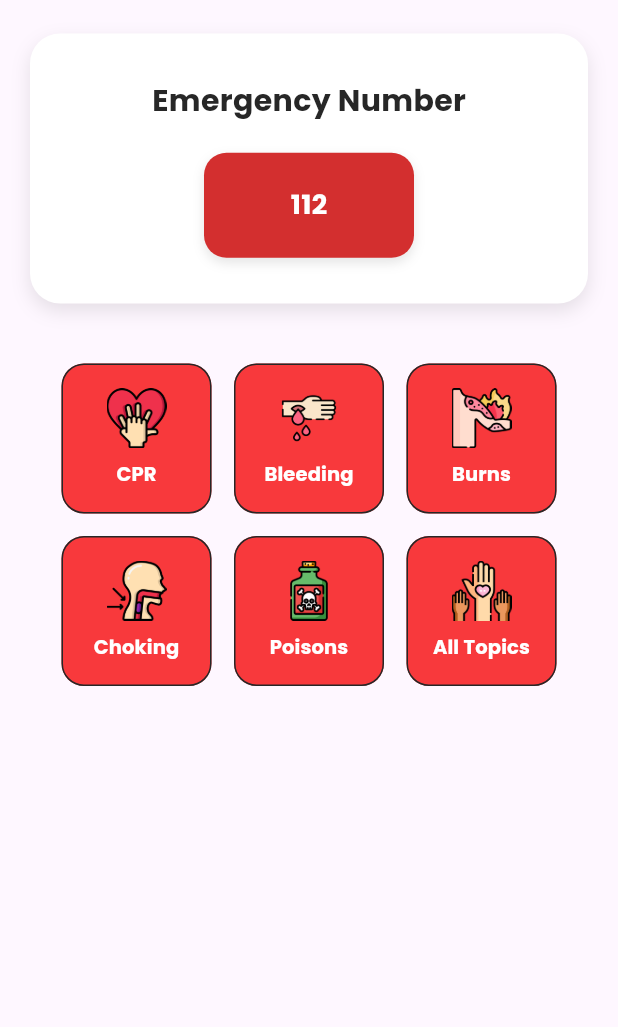
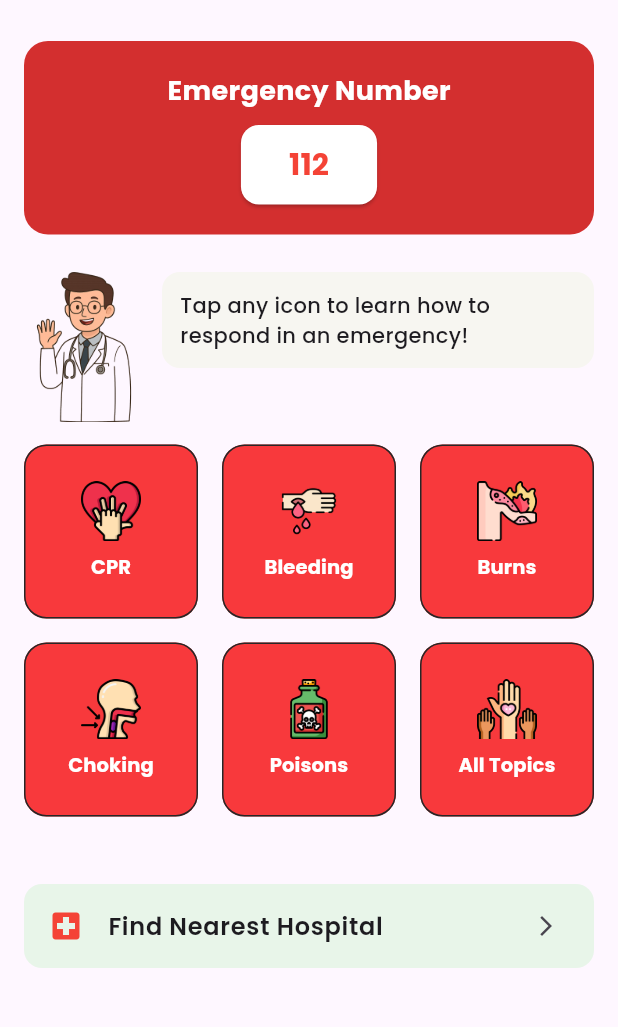
Before and after one commit to yvhiku/psu-first-aid-app, a Flutter app: the HomeScreen screen opened directly, on a phone screen of 412 x 824 dp, the part 73-1100 px from its top. Run offline on Flutter 3.47's test engine with Material 3 defaults, Android fonts, the phone set to English and light mode, and no system bars; our stand-ins replace cloud_firestore, country_picker, firebase_auth, firebase_core, firebase_storage, get and 6 more; missing offline and left inert: firebase_app_check; accounts and stored records are empty.

Commit message:
finished home screen

```diff
--- a/lib/l10n/intl_ar.arb
+++ b/lib/l10n/intl_ar.arb
@@ -9,6 +9,9 @@
     "topics": "المواضيع",
     "saved": "المحفوظات",
     "profile": "الملف الشخصي",
+  "couldNotLaunchMaps": "تعذر فتح خرائط ياندكس أو خرائط جوجل.",
+  "findNearestHospital": "ابحث عن أقرب مستشفى",
+     "doctor": "اضغط على أيقونة لتتعلم كيفية التصرف في حالة الطوارئ!",
     "tWelcomeTitle": "مرحبًا بكم في الإسعافات الأولية PGU",
     "tWelcomeSubTitle": "دليلك السريع للإسعافات الأولية والرعاية الطارئة!",
     "tLogin": "تسجيل الدخول",
--- a/lib/l10n/intl_en.arb
+++ b/lib/l10n/intl_en.arb
@@ -4,6 +4,9 @@
     "topics": "Topics",
     "saved": "Saved",
     "profile": "Profile",
+    "findNearestHospital": "Find Nearest Hospital",
+  "couldNotLaunchMaps": "Could not launch Yandex or Google Maps.",
+    "doctor": "Tap any icon to learn how to respond in an emergency!",
   "selectLanguage": "Select Language",
   "chooseYourLanguage": "Choose Your Language",
   "languageSelectionDescription": "Please select your preferred language for the app",
--- a/lib/l10n/intl_ru.arb
+++ b/lib/l10n/intl_ru.arb
@@ -9,6 +9,9 @@
     "topics": "Темы",
     "saved": "Сохранённое",
     "profile": "Профиль",
+    "couldNotLaunchMaps": "Не удалось открыть Яндекс.Карты или Google Карты.",
+    "findNearestHospital": "Найти ближайшую больницу",
+    "doctor": "Нажмите на любую иконку, чтобы узнать, как действовать в экстренной ситуации!",
     "tWelcomeTitle": "Добро пожаловать в PGU First Aid",
     "tWelcomeSubTitle": "Ваше краткое руководство по первой помощи и экстренной помощи!",
     "tLogin": "Войти",
--- a/lib/src/features/core/screens/home/home_page.dart
+++ b/lib/src/features/core/screens/home/home_page.dart
@@ -18,106 +18,79 @@ class HomeScreen extends StatelessWidget {
   @override
   Widget build(BuildContext context) {
     final height = MediaQuery.of(context).size.height;
+
     return Scaffold(appBar: _buildAppBar(height), body: _buildBody(context));
   }
 
   AppBar _buildAppBar(double height) {
     return AppBar(
-      // leading: const Icon(Icons.menu, color: Color.fromARGB(255, 139, 47, 49)),
       title: IconButton(
         onPressed: () {},
         icon: Image(image: AssetImage(tLogo), height: height * 0.05),
       ),
       centerTitle: true,
       elevation: 0,
-      actions: [
-        Container(
-          margin: const EdgeInsets.only(right: 20, top: 7),
-          decoration: BoxDecoration(
-            borderRadius: BorderRadius.circular(10),
-            color: tCardBgColor,
-          ),
-        ),
-      ],
     );
   }
 
   Widget _buildBody(BuildContext context) {
     return SingleChildScrollView(
-      child: Center(
+      child: Padding(
+        padding: const EdgeInsets.symmetric(horizontal: 16.0),
         child: Column(
           children: [
-            _buildEmergencyCallContainer(context),
-            const SizedBox(height: 25.0),
-            _buildFirstButtonRow(context),
-            const SizedBox(height: 15.0),
-            _buildSecondButtonRow(context),
+            const SizedBox(height: 20),
+            _buildEmergencyCallSection(context),
+            const SizedBox(height: 25),
+            _buildDoctorGuide(context),
+            const SizedBox(height: 15),
+            _buildTopicGrid(context),
+            const SizedBox(height: 25),
+            _buildHospitalFinder(context),
+            // _buildDailyTip(),
+            const SizedBox(height: 20),
           ],
         ),
       ),
     );
   }
 
-  Widget _buildEmergencyCallContainer(BuildContext context) {
+  Widget _buildEmergencyCallSection(BuildContext context) {
     return Container(
-      margin: const EdgeInsets.symmetric(horizontal: 20, vertical: 15),
-      padding: const EdgeInsets.all(25),
       width: double.infinity,
-      constraints: BoxConstraints(minHeight: 180),
+      padding: const EdgeInsets.symmetric(vertical: 20),
       decoration: BoxDecoration(
-        color: Colors.white,
-        borderRadius: BorderRadius.circular(20),
-        boxShadow: [
-          BoxShadow(
-            color: Colors.black.withOpacity(0.1),
-            blurRadius: 10,
-            offset: const Offset(0, 5),
-          ),
-        ],
+        color: Colors.red[700],
+        borderRadius: BorderRadius.circular(16),
       ),
       child: Column(
-        mainAxisAlignment: MainAxisAlignment.center,
         children: [
           Text(
             S.of(context).tEmergencyNum,
-            style: TextStyle(
-              fontSize: 20,
+            style: const TextStyle(
+              color: Colors.white,
+              fontSize: 18,
+              fontFamily: "Poppins",
               fontWeight: FontWeight.bold,
-              fontFamily: 'Poppins',
-              color: tSecondaryColor,
             ),
           ),
-          const SizedBox(height: 20),
-          Container(
-            width: 140,
-            height: 70,
-            decoration: BoxDecoration(
-              color: Colors.red[700],
-              borderRadius: BorderRadius.circular(15),
-              boxShadow: [
-                BoxShadow(
-                  color: Colors.black.withOpacity(0.1),
-                  blurRadius: 6,
-                  offset: const Offset(0, 3),
-                ),
-              ],
+          const SizedBox(height: 10),
+          ElevatedButton(
+            onPressed: () => _makeEmergencyCall(context),
+            style: ElevatedButton.styleFrom(
+              backgroundColor: Colors.white,
+              shape: RoundedRectangleBorder(
+                borderRadius: BorderRadius.circular(12),
+              ),
+              padding: const EdgeInsets.symmetric(horizontal: 32, vertical: 12),
             ),
-            child: Material(
-              color: Colors.transparent,
-              child: InkWell(
-                borderRadius: BorderRadius.circular(15),
-                onTap: () => _makeEmergencyCall(context),
-                child: Center(
-                  child: Text(
-                    "112",
-                    style: TextStyle(
-                      color: Colors.white,
-                      fontSize: 18,
-                      fontWeight: FontWeight.bold,
-                      fontFamily: 'Poppins',
-                    ),
-                  ),
-                ),
+            child: const Text(
+              "112",
+              style: TextStyle(
+                color: Colors.red,
+                fontWeight: FontWeight.bold,
+                fontSize: 20,
+                fontFamily: "Poppins",
               ),
             ),
           ),
@@ -126,56 +99,103 @@ class HomeScreen extends StatelessWidget {
     );
   }
 
-  Widget _buildFirstButtonRow(BuildContext context) {
+  Widget _buildDoctorGuide(BuildContext context) {
     return Row(
-      mainAxisAlignment: MainAxisAlignment.center,
+      crossAxisAlignment: CrossAxisAlignment.start,
       children: [
-        _buildButton(context, tCprimg, S.of(context).tCpr, CprScreen()),
-        const SizedBox(width: 15.0),
-        _buildButton(
-          context,
-          tWoundimg,
-          S.of(context).tBleeding,
-          const Bleeding(),
+        Image.asset(
+          'assets/images/doctor_guide.png',
+          height: 100,
+          width: 80,
+          fit: BoxFit.contain,
         ),
-        const SizedBox(width: 15.0),
-        _buildButton(
-          context,
-          tBurnimg,
-          S.of(context).tBurns,
-          const BurnScreen(),
+        const SizedBox(width: 12),
+        Expanded(
+          child: Container(
+            padding: const EdgeInsets.all(12),
+            decoration: BoxDecoration(
+              color: tCardBgColor,
+              borderRadius: BorderRadius.circular(12),
+            ),
+            child: Text(
+              S.of(context).doctor,
+              style: TextStyle(
+                fontFamily: "Poppins",
+                fontSize: 14,
+                fontWeight: FontWeight.w500,
+              ),
+            ),
+          ),
         ),
       ],
     );
   }
 
-  Widget _buildSecondButtonRow(BuildContext context) {
-    return Row(
-      mainAxisAlignment: MainAxisAlignment.center,
-      children: [
-        _buildButton(
+  Widget _buildTopicGrid(BuildContext context) {
+    final topics = [
+      {'img': tCprimg, 'text': S.of(context).tCpr, 'screen': CprScreen()},
+      {'img': tWoundimg, 'text': S.of(context).tBleeding, 'screen': Bleeding()},
+      {'img': tBurnimg, 'text': S.of(context).tBurns, 'screen': BurnScreen()},
+      {
+        'img': tChokingimg,
+        'text': S.of(context).tChoking,
+        'screen': ChokingScreen(),
+      },
+      {
+        'img': tPoisonimg,
+        'text': S.of(context).tPoisons,
+        'screen': PoisonScreen(),
+      },
+      {
+        'img': tServiceToOhersimg,
+        'text': S.of(context).tAllTopics,
+        'screen': AllTopicsScreen(),
+      },
+    ];
+
+    return GridView.builder(
+      shrinkWrap: true,
+      physics: const NeverScrollableScrollPhysics(),
+      gridDelegate: const SliverGridDelegateWithFixedCrossAxisCount(
+        crossAxisCount: 3,
+        mainAxisSpacing: 16,
+        crossAxisSpacing: 16,
+        childAspectRatio: 1,
+      ),
+      itemCount: topics.length,
+      itemBuilder: (context, index) {
+        final item = topics[index];
+        return _buildButton(
           context,
-          tChokingimg,
-          S.of(context).tChoking,
-          const ChokingScreen(),
-        ),
-        const SizedBox(width: 15.0),
-        _buildButton(
-          context,
-          tPoisonimg,
-          S.of(context).tPoisons,
-          const PoisonScreen(),
-        ),
-        const SizedBox(width: 15.0),
-        _buildButton(
-          context,
-          tServiceToOhersimg,
-          S.of(context).tAllTopics,
-          AllTopicsScreen(),
-        ),
-      ],
+          item['img'] as String,
+          item['text'] as String,
+          item['screen'] as Widget,
+        );
+      },
     );
   }
+
+  // Widget _buildDailyTip() {
+  //   return Container(
+  //     padding: const EdgeInsets.all(16),
+  //     decoration: BoxDecoration(
+  //       color: Colors.orange.shade100,
+  //       borderRadius: BorderRadius.circular(12),
+  //     ),
+  //     child: Row(
+  //       children: const [
+  //         Icon(Icons.notifications_active, color: Colors.orange),
+  //         SizedBox(width: 12),
+  //         Expanded(
+  //           child: Text(
+  //             "Tip: Would you know what to do if someone fainted?",
+  //             style: TextStyle(fontFamily: "Poppins"),
+  //           ),
+  //         )
+  //       ],
+  //     ),
+  //   );
+  // }
 
   void _makeEmergencyCall(BuildContext context) {
     showDialog(
@@ -183,7 +203,7 @@ class HomeScreen extends StatelessWidget {
       builder: (context) => AlertDialog(
         title: Text(
           S.of(context).temergencyCall,
-          style: TextStyle(
+          style: const TextStyle(
             color: Colors.black,
             fontFamily: "Poppins",
             fontSize: 20,
@@ -192,7 +212,7 @@ class HomeScreen extends StatelessWidget {
         ),
         content: Text(
           S.of(context).tareYouSureCall112,
-          style: TextStyle(
+          style: const TextStyle(
             color: Colors.black,
             fontFamily: "Poppins",
             fontSize: 14,
@@ -204,7 +224,7 @@ class HomeScreen extends StatelessWidget {
             onPressed: () => Navigator.pop(context),
             child: Text(
               S.of(context).tcancel,
-              style: TextStyle(
+              style: const TextStyle(
                 color: tPrimaryColor,
                 fontFamily: "Poppins",
                 fontSize: 14,
@@ -219,7 +239,7 @@ class HomeScreen extends StatelessWidget {
             },
             child: Text(
               S.of(context).tcall,
-              style: TextStyle(
+              style: const TextStyle(
                 color: tPrimaryColor,
                 fontFamily: "Poppins",
                 fontSize: 14,
@@ -274,7 +294,7 @@ class HomeScreen extends StatelessWidget {
               textAlign: TextAlign.center,
               softWrap: true,
               style: const TextStyle(
-                fontSize: 13, // Slightly smaller for better fit
+                fontSize: 13,
                 fontWeight: FontWeight.w700,
                 fontFamily: "Poppins",
               ),
@@ -285,3 +305,52 @@ class HomeScreen extends StatelessWidget {
     );
   }
 }
+
+Widget _buildHospitalFinder(BuildContext context) {
+  return Container(
+    margin: const EdgeInsets.symmetric(vertical: 20),
+    width: double.infinity,
+    decoration: BoxDecoration(
+      color: Colors.green[50],
+      borderRadius: BorderRadius.circular(12),
+    ),
+    child: ListTile(
+      leading: const Icon(Icons.local_hospital, color: Colors.red),
+      title: Text(
+        S.of(context).findNearestHospital,
+        style: const TextStyle(
+          fontFamily: "Poppins",
+          fontWeight: FontWeight.w600,
+        ),
+      ),
+      trailing: const Icon(Icons.arrow_forward_ios, size: 16),
+      onTap: () => _launchNearestHospital(context), // ✅ wrap in lambda
+    ),
+  );
+}
+
+
+Future<void> _launchNearestHospital(BuildContext context) async {
+  const yandexUrl = 'yandexmaps://search?text=больница';
+  const fallbackGoogleUrl = 'https://www.google.com/maps/search/?api=1&query=nearest+hospital';
+
+  final Uri yandexUri = Uri.parse(yandexUrl);
+  final Uri googleUri = Uri.parse(fallbackGoogleUrl);
+
+  bool launched = false;
+
+  if (await canLaunchUrl(yandexUri)) {
+    launched = await launchUrl(yandexUri);
+  } else if (await canLaunchUrl(googleUri)) {
+    launched = await launchUrl(googleUri);
+  }
+
+  // Access context only after ensuring we're still in the same frame
+  if (!launched) {
+    WidgetsBinding.instance.addPostFrameCallback((_) {
+      ScaffoldMessenger.of(context).showSnackBar(
+        SnackBar(content: Text(S.of(context).couldNotLaunchMaps)),
+      );
+    });
+  }
+}
--- a/pubspec.yaml
+++ b/pubspec.yaml
@@ -47,6 +47,7 @@ flutter:
   uses-material-design: true
 
   assets:
+    - assets/images/doctor_guide.png
     - assets/icons/user_pin.png
     - assets/icons/hospital_pin.png
     - assets/images/healthcare.png
```
Also changed, not shown: assets/images/doctor_guide.png (added), lib/generated/intl/messages_ar.dart, lib/generated/intl/messages_en.dart, lib/generated/intl/messages_ru.dart, lib/generated/l10n.dart.
